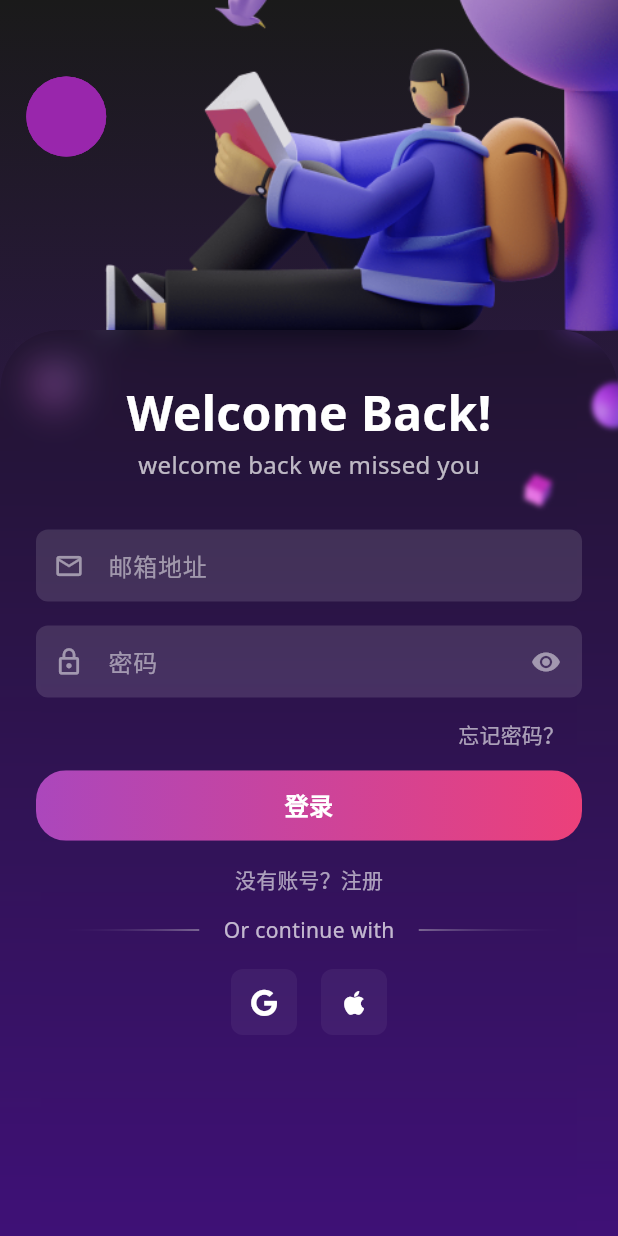
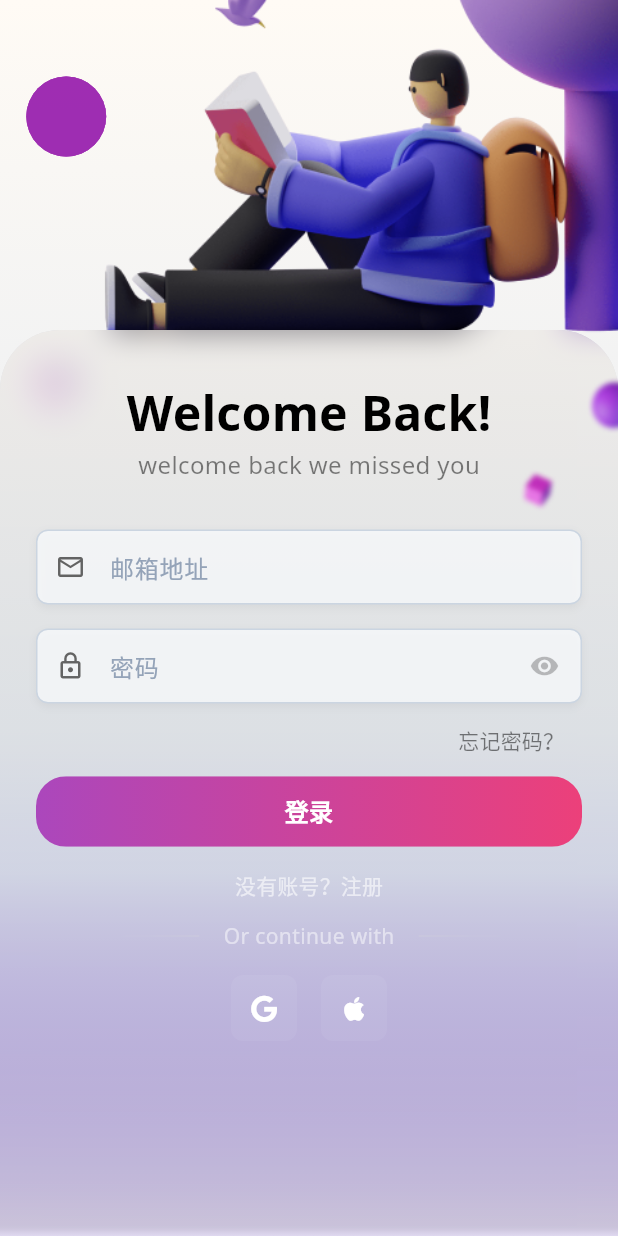
Before and after one commit to mottzz87/jlpt_app, a Flutter app: the screen it shows after launch, on a phone screen of 412 x 824 dp. Run offline on Flutter 3.47's test engine with Material 3 defaults, Android fonts, the phone set to English and light mode, and no system bars; our stand-ins replace app_links, email_validator, flutter_animate, flutter_riverpod, flutter_svg, font_awesome_flutter and 5 more; accounts and stored records are empty; generated files the repository leaves out were written again.

Commit message:
feat: 登录注册样式修改

```diff
--- a/lib/screens/auth/login_view.dart
+++ b/lib/screens/auth/login_view.dart
@@ -65,14 +65,14 @@ class LoginViewState extends ConsumerState<LoginView> {
                   style: TextStyle(
                     fontSize: 32,
                     fontWeight: FontWeight.bold,
-                    color: Colors.white,
+                    color: Colors.black,
                   ),
                 ),
                 Text(
                   'welcome back we missed you',
                   style: TextStyle(
                     fontSize: 16,
-                    color: Colors.white.withOpacity(0.7),
+                    color: Colors.black.withOpacity(0.5),
                   ),
                 ),
                 const SizedBox(height: 32),
@@ -112,7 +112,7 @@ class LoginViewState extends ConsumerState<LoginView> {
                   child: TextButton(
                     onPressed: () {},
                     style: TextButton.styleFrom(
-                      foregroundColor: Colors.white60,
+                      foregroundColor: Colors.black.withOpacity(0.5),
                     ),
                     child: const Text('忘记密码？'),
                   ),
@@ -122,10 +122,14 @@ class LoginViewState extends ConsumerState<LoginView> {
                   width: double.infinity,
                   child: ElevatedButton(
                     onPressed: () async {
+                      // 先触发所有字段的验证
+                      // _emailFieldKey.currentState?.validate();
+                      // _passwordFieldKey.currentState?.validate();
+
                       if (_formKey.currentState!.validate()) {
                         try {
                           await ref.read(authProvider.notifier).login(
-                                email: _emailController.text,
+                                email: _emailController.text.trim(),
                                 password: _passwordController.text,
                               );
                           // 登录成功后清空表单
@@ -200,22 +204,28 @@ class LoginViewState extends ConsumerState<LoginView> {
                     Row(
                       mainAxisAlignment: MainAxisAlignment.center,
                       children: [
-                        SvgPicture.asset(
-                          'assets/images/Rectangle3.svg',
-                          width: 98,
+                        Flexible(
+                          child: SvgPicture.asset(
+                            'assets/images/Rectangle3.svg',
+                            width: 80,
+                            fit: BoxFit.fitWidth,
+                          ),
                         ),
                         Padding(
                           padding: const EdgeInsets.symmetric(horizontal: 16),
                           child: Text(
                             'Or continue with',
                             style: TextStyle(
-                              color: Colors.white.withOpacity(0.7),
+                              color: Colors.white.withOpacity(0.5),
                             ),
                           ),
                         ),
-                        SvgPicture.asset(
-                          'assets/images/Rectangle4.svg',
-                          width: 98,
+                        Flexible(
+                          child: SvgPicture.asset(
+                            'assets/images/Rectangle4.svg',
+                            width: 80,
+                            fit: BoxFit.fitWidth,
+                          ),
                         ),
                       ],
                     ),
--- a/lib/screens/auth/widgets/custom_text_field.dart
+++ b/lib/screens/auth/widgets/custom_text_field.dart
@@ -131,6 +131,14 @@ class CustomTextFieldState extends State<CustomTextField> {
     }
   }
 
+  void validate() {
+    if (widget.validator != null) {
+      setState(() {
+        _errorText = widget.validator!(widget.controller.text);
+      });
+    }
+  }
+
   void reset() {
     if (mounted) {
       setState(() {
@@ -152,30 +160,52 @@ class CustomTextFieldState extends State<CustomTextField> {
       children: [
         Container(
           decoration: BoxDecoration(
-            color: Colors.white.withOpacity(0.12),
+            color: const Color(0xFFF8FAFC).withOpacity(0.8),
             borderRadius: BorderRadius.circular(8),
-            border: widget.showPasswordStrength &&
-                    widget.isPassword &&
-                    _passwordStrength != null
-                ? Border.all(
-                    color: color.withOpacity(0.3),
-                    width: 1,
-                  )
-                : null,
+            border: Border.all(
+              color: const Color(0xFFCBD5E1),
+              width: 1,
+            ),
+            boxShadow: [
+              BoxShadow(
+                color: Colors.black.withOpacity(0.05),
+                blurRadius: 4,
+                offset: const Offset(0, 2),
+              ),
+            ],
           ),
           child: TextFormField(
             controller: widget.controller,
             obscureText:
                 widget.isPassword && !(widget.isPasswordVisible ?? false),
             onChanged: _validateInput,
-            style: const TextStyle(color: Colors.white),
+            validator: (value) {
+              if (widget.validator != null) {
+                final error = widget.validator!(value);
+                setState(() {
+                  _errorText = error;
+                });
+                return error;
+              }
+              return null;
+            },
+            style: const TextStyle(
+              color: Color(0xFF334155),
+            ),
             decoration: InputDecoration(
               hintText: widget.hintText,
-              hintStyle: TextStyle(color: Colors.white.withOpacity(0.5)),
+              hintStyle: const TextStyle(
+                color: Color(0xFF94A3B8),
+              ),
               prefixIcon: Padding(
                 padding: const EdgeInsets.symmetric(horizontal: 12),
-                child: Icon(widget.icon,
-                    color: Colors.white.withOpacity(0.5), size: 20),
+                child: Icon(
+                  widget.icon,
+                  color: _errorText != null
+                      ? const Color(0xFFEF4444)
+                      : const Color.fromARGB(255, 99, 99, 99),
+                  size: 20,
+                ),
               ),
               prefixIconConstraints: const BoxConstraints(minWidth: 44),
               suffixIcon: widget.isPassword
@@ -198,7 +228,7 @@ class CustomTextFieldState extends State<CustomTextField> {
                             child: Text(
                               level,
                               style: TextStyle(
-                                color: color,
+                                color: const Color(0xFF475569),
                                 fontSize: 12,
                                 fontWeight: FontWeight.w500,
                               ),
@@ -209,7 +239,7 @@ class CustomTextFieldState extends State<CustomTextField> {
                             widget.isPasswordVisible ?? false
                                 ? Icons.visibility_off
                                 : Icons.visibility,
-                            color: Colors.white.withOpacity(0.5),
+                            color: Colors.black.withOpacity(0.25),
                             size: 20,
                           ),
                           onPressed: widget.onPasswordVisibilityToggle,
--- a/lib/screens/auth_screen.dart
+++ b/lib/screens/auth_screen.dart
@@ -1,5 +1,4 @@
 import 'package:flutter/material.dart';
-import 'package:email_validator/email_validator.dart';
 import 'package:flutter_riverpod/flutter_riverpod.dart';
 import 'package:font_awesome_flutter/font_awesome_flutter.dart';
 import 'dart:math';
@@ -127,9 +126,11 @@
             begin: Alignment.topCenter,
             end: Alignment.bottomCenter,
             colors: [
-              const Color(0xFF1A1A1A),
-              Colors.purple.shade900,
+              const Color(0xFFFFFBF5).withOpacity(0.95), // 温暖的米色
+              const Color(0xFFE2E8F0).withOpacity(0.8), // 中等蓝灰色
+              const Color(0xFF6366F1).withOpacity(0.15), // 淡紫色主题色
             ],
+            stops: const [0.0, 0.6, 1.0], // 调整颜色分布
           ),
         ),
         child: Stack(
@@ -262,11 +263,31 @@
                   child: Container(
                     padding: const EdgeInsets.fromLTRB(24, 32, 24, 24),
                     decoration: BoxDecoration(
-                      color: Colors.black.withOpacity(0.15),
+                      gradient: LinearGradient(
+                        begin: Alignment.topCenter,
+                        end: Alignment.bottomCenter,
+                        colors: [
+                          const Color(0xFFFFFBF5)
+                              .withOpacity(0.55), // 降低米色的不透明度
+                          const Color(0xFFE2E8F0)
+                              .withOpacity(0.45), // 降低蓝灰色的不透明度
+                          const Color.fromARGB(255, 124, 44, 195)
+                              .withOpacity(0.05), // 降低紫色的不透明度
+                        ],
+                        stops: const [0.0, 0.6, 1.0],
+                      ),
                       borderRadius: const BorderRadius.only(
                         topLeft: Radius.circular(40),
                         topRight: Radius.circular(40),
                       ),
+                      boxShadow: [
+                        BoxShadow(
+                          color: Colors.black.withOpacity(0.1),
+                          blurRadius: 3,
+                          offset: const Offset(0, -8),
+                          spreadRadius: 5,
+                        ),
+                      ],
                     ),
                     child: SingleChildScrollView(
                       physics: const NeverScrollableScrollPhysics(),
@@ -353,109 +374,6 @@
               ),
             ),
           ],
-        ),
-      ),
-    );
-  }
-}
-
-class CustomTextField extends StatelessWidget {
-  final TextEditingController controller;
-  final String hintText;
-  final IconData icon;
-  final bool isPassword;
-  final bool? isPasswordVisible;
-  final Function()? onPasswordVisibilityToggle;
-  final Function(String)? onChanged;
-  final String? Function(String?)? validator;
-
-  const CustomTextField({
-    Key? key,
-    required this.controller,
-    required this.hintText,
-    required this.icon,
-    this.isPassword = false,
-    this.isPasswordVisible,
-    this.onPasswordVisibilityToggle,
-    this.onChanged,
-    this.validator,
-  }) : super(key: key);
-
-  @override
-  Widget build(BuildContext context) {
-    return Container(
-      decoration: BoxDecoration(
-        color: Colors.white.withOpacity(0.05),
-        borderRadius: BorderRadius.circular(8),
-      ),
-      child: TextFormField(
-        controller: controller,
-        obscureText: isPassword && !(isPasswordVisible ?? false),
-        validator: validator,
-        onChanged: onChanged,
-        style: const TextStyle(color: Colors.white),
-        decoration: InputDecoration(
-          hintText: hintText,
-          hintStyle: TextStyle(color: Colors.white.withOpacity(0.5)),
-          prefixIcon: Padding(
-            padding: const EdgeInsets.symmetric(horizontal: 12),
-            child: Icon(icon, color: Colors.white.withOpacity(0.5), size: 20),
-          ),
-          prefixIconConstraints: const BoxConstraints(minWidth: 44),
-          suffixIcon: isPassword
-              ? IconButton(
-                  icon: Icon(
-                    isPasswordVisible ?? false
-                        ? Icons.visibility_off
-                        : Icons.visibility,
-                    color: Colors.white.withOpacity(0.5),
-                    size: 20,
-                  ),
-                  onPressed: onPasswordVisibilityToggle,
-                )
-              : null,
-          border: InputBorder.none,
-          contentPadding: const EdgeInsets.symmetric(
-            horizontal: 16,
-            vertical: 12,
-          ),
-        ),
-      ),
-    );
-  }
-}
-
-class SocialIconButton extends StatelessWidget {
-  final IconData icon;
-  final VoidCallback onPressed;
-
-  const SocialIconButton({
-    Key? key,
-    required this.icon,
-    required this.onPressed,
-  }) : super(key: key);
-
-  @override
-  Widget build(BuildContext context) {
-    return Container(
-      width: 44,
-      height: 44,
-      decoration: BoxDecoration(
-        color: Colors.white.withOpacity(0.05),
-        borderRadius: BorderRadius.circular(8),
-      ),
-      child: Material(
-        color: Colors.transparent,
-        child: InkWell(
-          onTap: onPressed,
-          borderRadius: BorderRadius.circular(8),
-          child: Center(
-            child: FaIcon(
-              icon,
-              color: Colors.white,
-              size: 18,
-            ),
-          ),
         ),
       ),
     );
```
Also changed, not shown: lib/screens/auth/register_view.dart (+8 -3 lines).
